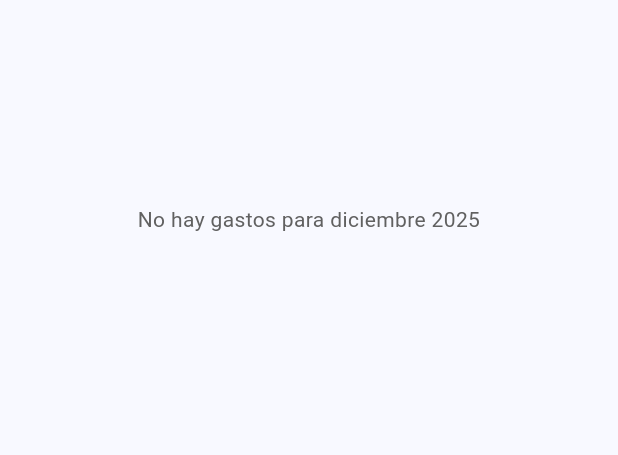
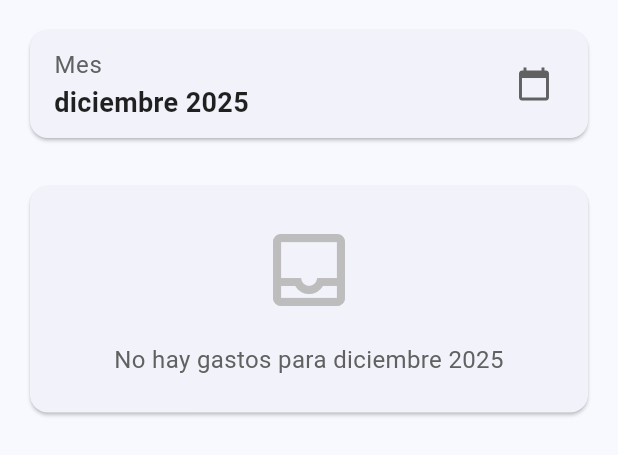
Before and after one commit to josible/EquiGasto, a Flutter app: the _StatisticsTab widget shown alone on an empty page, opened directly with empty values, on a phone screen of 412 x 824 dp. Shown: the top 455 px of the screen. Run offline on Flutter 3.47's test engine with Material 3 defaults, Android fonts, the phone set to English and light mode, and no system bars; our stand-ins replace app_links, cloud_firestore, equatable, firebase_auth, firebase_core, firebase_messaging and 13 more; missing offline and left inert: firebase_app_check; accounts and stored records are empty; network calls fail.

Commit message:
Pantallas cortadas

```diff
--- a/lib/features/groups/presentation/pages/group_detail_page.dart
+++ b/lib/features/groups/presentation/pages/group_detail_page.dart
@@ -2431,21 +2431,81 @@ class _StatisticsTabState extends ConsumerState<_StatisticsTab> {
         final totalAmount = categoryTotals.values.fold(0.0, (sum, amount) => sum + amount);
 
         if (categoryTotals.isEmpty) {
-          return ListView(
-            physics: const AlwaysScrollableScrollPhysics(),
-            padding: const EdgeInsets.all(16.0),
-            children: [
-              const SizedBox(height: 120),
-              Text(
-                'No hay gastos para ${DateFormat('MMMM yyyy', 'es_ES').format(_selectedMonth)}',
-                textAlign: TextAlign.center,
-                style: TextStyle(
-                  color: Theme.of(context).brightness == Brightness.dark
-                      ? Colors.grey[300]
-                      : Colors.grey[700],
+          return RefreshIndicator(
+            onRefresh: () async {
+              ref.invalidate(groupExpensesProvider(widget.groupId));
+              await Future.delayed(const Duration(milliseconds: 300));
+            },
+            child: ListView(
+              physics: const AlwaysScrollableScrollPhysics(),
+              padding: const EdgeInsets.all(16.0),
+              children: [
+                // Selector de mes
+                Card(
+                  elevation: Theme.of(context).brightness == Brightness.dark ? 4 : 1,
+                  child: ListTile(
+                    title: Text(
+                      'Mes',
+                      style: TextStyle(
+                        color: Theme.of(context).brightness == Brightness.dark
+                            ? Colors.grey[300]
+                            : Colors.grey[700],
+                      ),
+                    ),
+                    subtitle: Text(
+                      DateFormat('MMMM yyyy', 'es_ES').format(_selectedMonth),
+                      style: TextStyle(
+                        fontSize: 18,
+                        fontWeight: FontWeight.bold,
+                        color: Theme.of(context).brightness == Brightness.dark
+                            ? Colors.white
+                            : Colors.black87,
+                      ),
+                    ),
+                    trailing: Icon(
+                      Icons.calendar_today,
+                      color: Theme.of(context).brightness == Brightness.dark
+                          ? Colors.white70
+                          : Colors.grey[700],
+                    ),
+                    onTap: _selectMonth,
+                  ),
                 ),
-              ),
-            ],
+                const SizedBox(height: 24),
+                // Mensaje de no hay gastos
+                Card(
+                  elevation: Theme.of(context).brightness == Brightness.dark ? 4 : 1,
+                  child: Padding(
+                    padding: const EdgeInsets.all(24.0),
+                    child: Column(
+                      children: [
+                        Icon(
+                          Icons.inbox_outlined,
+                          size: 64,
+                          color: Theme.of(context).brightness == Brightness.dark
+                              ? Colors.grey[600]
+                              : Colors.grey[400],
+                        ),
+                        const SizedBox(height: 16),
+                        Text(
+                          'No hay gastos para ${DateFormat('MMMM yyyy', 'es_ES').format(_selectedMonth)}',
+                          textAlign: TextAlign.center,
+                          style: TextStyle(
+                            fontSize: 16,
+                            color: Theme.of(context).brightness == Brightness.dark
+                                ? Colors.grey[300]
+                                : Colors.grey[700],
+                          ),
+                        ),
+                      ],
+                    ),
+                  ),
+                ),
+                const SizedBox(height: 24),
+                // Anuncio
+                const AdBanner(),
+              ],
+            ),
           );
         }
 
@@ -2501,8 +2561,10 @@ class _StatisticsTabState extends ConsumerState<_StatisticsTab> {
                     ? Theme.of(context).primaryColor.withOpacity(0.3)
                     : Theme.of(context).primaryColor.withOpacity(0.15),
                 child: Padding(
-                  padding: const EdgeInsets.all(16.0),
+                  padding: const EdgeInsets.symmetric(horizontal: 16.0, vertical: 20.0),
                   child: Column(
+                    mainAxisSize: MainAxisSize.min,
+                    crossAxisAlignment: CrossAxisAlignment.center,
                     children: [
                       Text(
                         'Total del mes',
@@ -2513,15 +2575,19 @@ class _StatisticsTabState extends ConsumerState<_StatisticsTab> {
                               : Colors.grey[700],
                         ),
                       ),
-                      const SizedBox(height: 4),
-                      Text(
-                        '€${totalAmount.toStringAsFixed(2).replaceAll('.', ',')}',
-                        style: TextStyle(
-                          fontSize: 28,
-                          fontWeight: FontWeight.bold,
-                          color: Theme.of(context).brightness == Brightness.dark
-                              ? Colors.white
-                              : Theme.of(context).colorScheme.primary,
+                      const SizedBox(height: 8),
+                      FittedBox(
+                        fit: BoxFit.scaleDown,
+                        child: Text(
+                          '€${totalAmount.toStringAsFixed(2).replaceAll('.', ',')}',
+                          style: TextStyle(
+                            fontSize: 32,
+                            fontWeight: FontWeight.bold,
+                            color: Theme.of(context).brightness == Brightness.dark
+                                ? Colors.white
+                                : Theme.of(context).colorScheme.primary,
+                          ),
+                          textAlign: TextAlign.center,
                         ),
                       ),
                     ],
@@ -2639,6 +2705,9 @@ class _StatisticsTabState extends ConsumerState<_StatisticsTab> {
                   ),
                 );
               }),
+              const SizedBox(height: 24),
+              // Anuncio
+              const AdBanner(),
             ],
           ),
         );
--- a/pubspec.yaml
+++ b/pubspec.yaml
@@ -1,7 +1,7 @@
 name: equigasto
 description: Una aplicación móvil para reparto de gastos similar a Splitwise
 publish_to: 'none'
-version: 1.0.30+31
+version: 1.0.31+32
 
 environment:
   sdk: '>=3.10.0 <4.0.0'
```
Also changed, not shown: lib/features/auth/domain/usecases/migrate_user_data_usecase.dart (line endings or trailing spaces), 2 other files.
